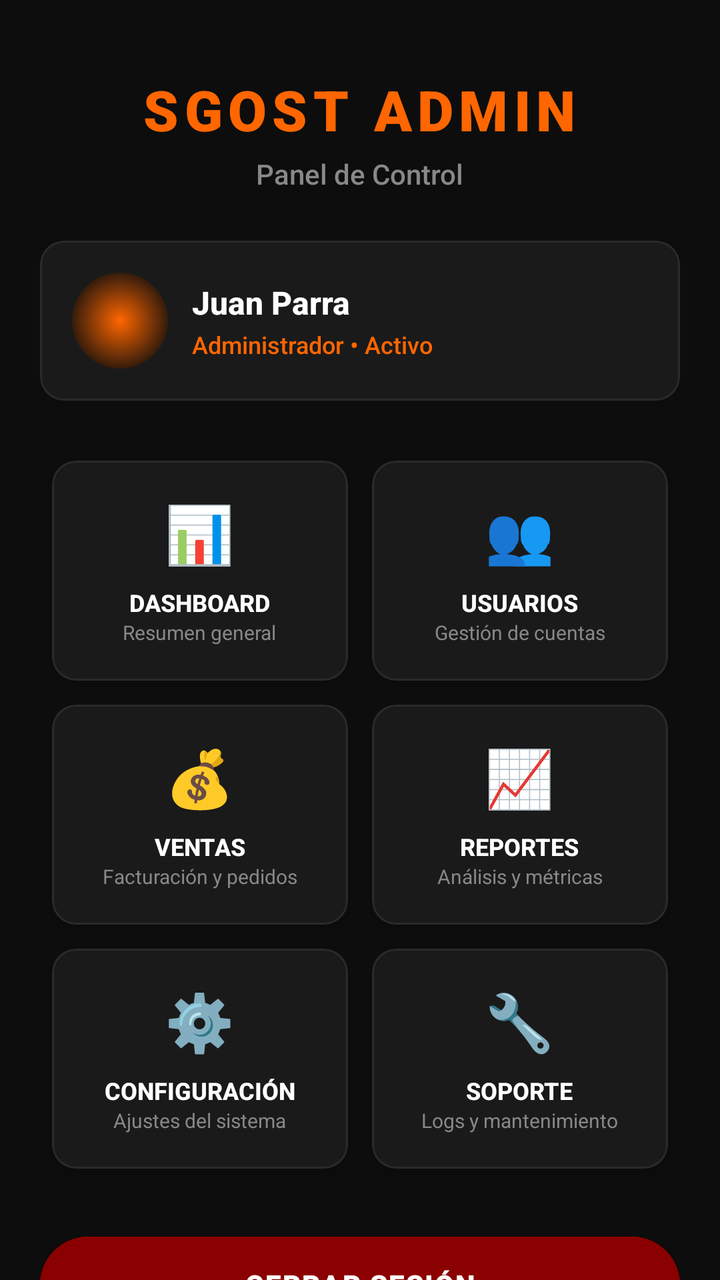
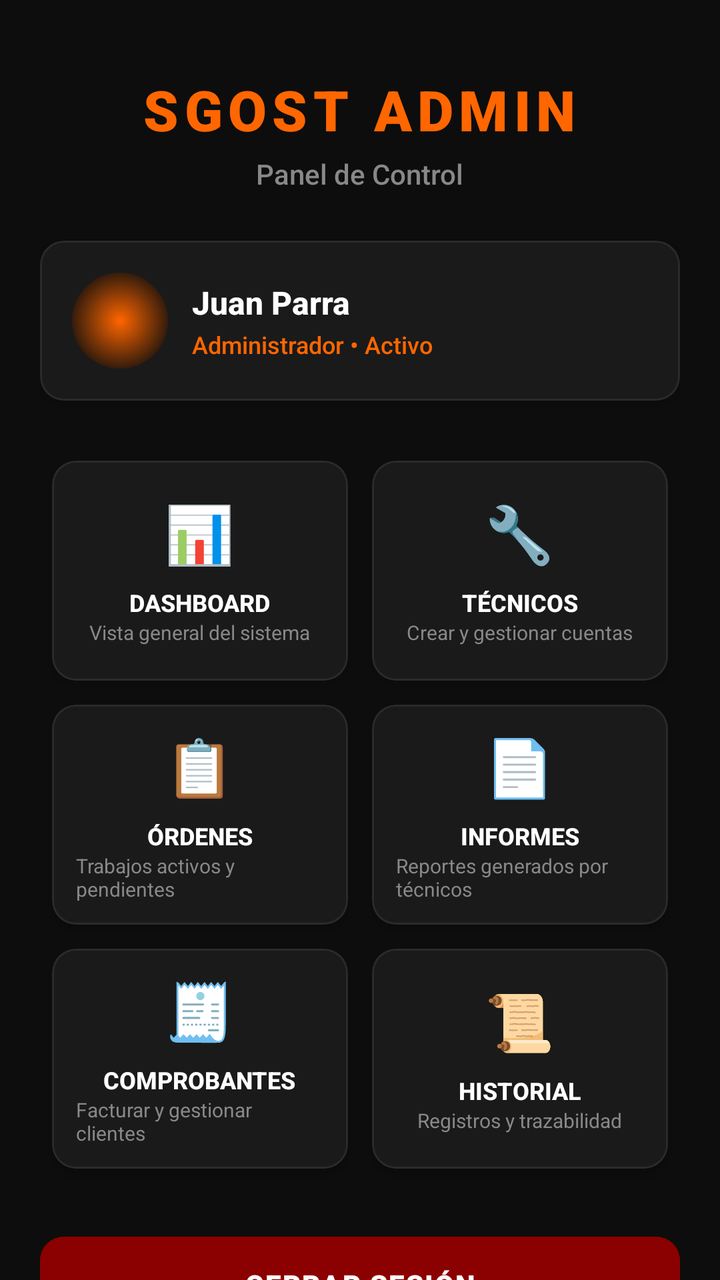

Compare the two renders of this Android layout. The source of the first and the diff that turns it into the second are given below.
<!-- AndroidManifest.xml: application theme Theme.sgost -->
<!-- res/layout/activity_main.xml -->
<?xml version="1.0" encoding="utf-8"?>
<androidx.core.widget.NestedScrollView
        xmlns:android="http://schemas.android.com/apk/res/android"
        xmlns:app="http://schemas.android.com/apk/res-auto"
        xmlns:tools="http://schemas.android.com/tools"
        android:layout_width="match_parent"
        android:layout_height="match_parent"
        android:background="#0D0D0D"
        android:fillViewport="true"
        tools:context="com.example.sgost.MainActivity">

    <LinearLayout
            android:layout_width="match_parent"
            android:layout_height="wrap_content"
            android:orientation="vertical"
            android:padding="20dp"
            android:gravity="center_horizontal">

        
        <TextView
                android:layout_width="wrap_content"
                android:layout_height="wrap_content"
                android:text="SGOST ADMIN"
                android:textSize="28sp"
                android:textStyle="bold"
                android:textColor="#FF6600"
                android:letterSpacing="0.1"
                android:fontFamily="sans-serif-black"
                android:layout_marginTop="16dp"
                android:layout_marginBottom="4dp"/>

        <TextView
                android:layout_width="wrap_content"
                android:layout_height="wrap_content"
                android:text="Panel de Control"
                android:textSize="14sp"
                android:textColor="#888888"
                android:fontFamily="sans-serif-medium"
                android:layout_marginBottom="24dp"/>

        
        <com.google.android.material.card.MaterialCardView
                android:layout_width="match_parent"
                android:layout_height="wrap_content"
                android:layout_marginBottom="24dp"
                app:cardBackgroundColor="#1A1A1A"
                app:cardCornerRadius="12dp"
                app:cardElevation="4dp"
                app:strokeColor="#2A2A2A"
                app:strokeWidth="1dp">

            <LinearLayout
                    android:layout_width="match_parent"
                    android:layout_height="wrap_content"
                    android:orientation="horizontal"
                    android:padding="16dp"
                    android:gravity="center_vertical">

                <View
                        android:layout_width="48dp"
                        android:layout_height="48dp"
                        android:background="@drawable/bg_circle_orange_glow"
                        android:layout_marginEnd="12dp"/>

                <LinearLayout
                        android:layout_width="0dp"
                        android:layout_height="wrap_content"
                        android:layout_weight="1"
                        android:orientation="vertical">

                    <TextView
                            android:id="@+id/tvAdminName"
                            android:layout_width="wrap_content"
                            android:layout_height="wrap_content"
                            android:text="Juan Parra"
                            android:textColor="#FFFFFF"
                            android:textSize="16sp"
                            android:textStyle="bold"
                            android:fontFamily="sans-serif-medium"/>

                    <TextView
                            android:layout_width="wrap_content"
                            android:layout_height="wrap_content"
                            android:text="Administrador • Activo"
                            android:textColor="#FF6600"
                            android:textSize="12sp"
                            android:fontFamily="sans-serif-medium"
                            android:layout_marginTop="2dp"/>
                </LinearLayout>
            </LinearLayout>
        </com.google.android.material.card.MaterialCardView>

        
        <GridLayout
                android:layout_width="match_parent"
                android:layout_height="wrap_content"
                android:columnCount="2"
                android:rowCount="3"
                android:alignmentMode="alignMargins"
                android:columnOrderPreserved="false"
                android:layout_marginBottom="24dp">

            
            <com.google.android.material.card.MaterialCardView
                    android:id="@+id/cardDashboard"
                    android:layout_width="0dp"
                    android:layout_height="110dp"
                    android:layout_columnWeight="1"
                    android:layout_rowWeight="1"
                    android:layout_margin="6dp"
                    android:foreground="?attr/selectableItemBackground"
                    app:cardBackgroundColor="#1A1A1A"
                    app:cardCornerRadius="12dp"
                    app:cardElevation="3dp"
                    app:strokeColor="#2A2A2A"
                    app:strokeWidth="1dp">

                <LinearLayout
                        android:layout_width="match_parent"
                        android:layout_height="match_parent"
                        android:orientation="vertical"
                        android:gravity="center"
                        android:padding="12dp">
                    <TextView android:layout_width="wrap_content" android:layout_height="wrap_content" android:text="📊" android:textSize="28sp" android:layout_marginBottom="8dp"/>
                    <TextView android:layout_width="wrap_content" android:layout_height="wrap_content" android:text="DASHBOARD" android:textColor="#FFFFFF" android:textSize="12sp" android:textStyle="bold" android:fontFamily="sans-serif-medium"/>
                    <TextView android:layout_width="wrap_content" android:layout_height="wrap_content" android:text="Resumen general" android:textColor="#888888" android:textSize="10sp"/>
                </LinearLayout>
            </com.google.android.material.card.MaterialCardView>

            
            <com.google.android.material.card.MaterialCardView
                    android:id="@+id/cardUsuarios"
                    android:layout_width="0dp"
                    android:layout_height="110dp"
                    android:layout_columnWeight="1"
                    android:layout_rowWeight="1"
                    android:layout_margin="6dp"
                    android:foreground="?attr/selectableItemBackground"
                    app:cardBackgroundColor="#1A1A1A"
                    app:cardCornerRadius="12dp"
                    app:cardElevation="3dp"
                    app:strokeColor="#2A2A2A"
                    app:strokeWidth="1dp">

                <LinearLayout
                        android:layout_width="match_parent"
                        android:layout_height="match_parent"
                        android:orientation="vertical"
                        android:gravity="center"
                        android:padding="12dp">
                    <TextView android:layout_width="wrap_content" android:layout_height="wrap_content" android:text="👥" android:textSize="28sp" android:layout_marginBottom="8dp"/>
                    <TextView android:layout_width="wrap_content" android:layout_height="wrap_content" android:text="USUARIOS" android:textColor="#FFFFFF" android:textSize="12sp" android:textStyle="bold" android:fontFamily="sans-serif-medium"/>
                    <TextView android:layout_width="wrap_content" android:layout_height="wrap_content" android:text="Gestión de cuentas" android:textColor="#888888" android:textSize="10sp"/>
                </LinearLayout>
            </com.google.android.material.card.MaterialCardView>

            
            <com.google.android.material.card.MaterialCardView
                    android:id="@+id/cardVentas"
                    android:layout_width="0dp"
                    android:layout_height="110dp"
                    android:layout_columnWeight="1"
                    android:layout_rowWeight="1"
                    android:layout_margin="6dp"
                    android:foreground="?attr/selectableItemBackground"
                    app:cardBackgroundColor="#1A1A1A"
                    app:cardCornerRadius="12dp"
                    app:cardElevation="3dp"
                    app:strokeColor="#2A2A2A"
                    app:strokeWidth="1dp">

                <LinearLayout
                        android:layout_width="match_parent"
                        android:layout_height="match_parent"
                        android:orientation="vertical"
                        android:gravity="center"
                        android:padding="12dp">
                    <TextView android:layout_width="wrap_content" android:layout_height="wrap_content" android:text="💰" android:textSize="28sp" android:layout_marginBottom="8dp"/>
                    <TextView android:layout_width="wrap_content" android:layout_height="wrap_content" android:text="VENTAS" android:textColor="#FFFFFF" android:textSize="12sp" android:textStyle="bold" android:fontFamily="sans-serif-medium"/>
                    <TextView android:layout_width="wrap_content" android:layout_height="wrap_content" android:text="Facturación y pedidos" android:textColor="#888888" android:textSize="10sp"/>
                </LinearLayout>
            </com.google.android.material.card.MaterialCardView>

            
            <com.google.android.material.card.MaterialCardView
                    android:id="@+id/cardReportes"
                    android:layout_width="0dp"
                    android:layout_height="110dp"
                    android:layout_columnWeight="1"
                    android:layout_rowWeight="1"
                    android:layout_margin="6dp"
                    android:foreground="?attr/selectableItemBackground"
                    app:cardBackgroundColor="#1A1A1A"
                    app:cardCornerRadius="12dp"
                    app:cardElevation="3dp"
                    app:strokeColor="#2A2A2A"
                    app:strokeWidth="1dp">

                <LinearLayout
                        android:layout_width="match_parent"
                        android:layout_height="match_parent"
                        android:orientation="vertical"
                        android:gravity="center"
                        android:padding="12dp">
                    <TextView android:layout_width="wrap_content" android:layout_height="wrap_content" android:text="📈" android:textSize="28sp" android:layout_marginBottom="8dp"/>
                    <TextView android:layout_width="wrap_content" android:layout_height="wrap_content" android:text="REPORTES" android:textColor="#FFFFFF" android:textSize="12sp" android:textStyle="bold" android:fontFamily="sans-serif-medium"/>
                    <TextView android:layout_width="wrap_content" android:layout_height="wrap_content" android:text="Análisis y métricas" android:textColor="#888888" android:textSize="10sp"/>
                </LinearLayout>
            </com.google.android.material.card.MaterialCardView>

            
            <com.google.android.material.card.MaterialCardView
                    android:id="@+id/cardConfig"
                    android:layout_width="0dp"
                    android:layout_height="110dp"
                    android:layout_columnWeight="1"
                    android:layout_rowWeight="1"
                    android:layout_margin="6dp"
                    android:foreground="?attr/selectableItemBackground"
                    app:cardBackgroundColor="#1A1A1A"
                    app:cardCornerRadius="12dp"
                    app:cardElevation="3dp"
                    app:strokeColor="#2A2A2A"
                    app:strokeWidth="1dp">

                <LinearLayout
                        android:layout_width="match_parent"
                        android:layout_height="match_parent"
                        android:orientation="vertical"
                        android:gravity="center"
                        android:padding="12dp">
                    <TextView android:layout_width="wrap_content" android:layout_height="wrap_content" android:text="⚙️" android:textSize="28sp" android:layout_marginBottom="8dp"/>
                    <TextView android:layout_width="wrap_content" android:layout_height="wrap_content" android:text="CONFIGURACIÓN" android:textColor="#FFFFFF" android:textSize="12sp" android:textStyle="bold" android:fontFamily="sans-serif-medium"/>
                    <TextView android:layout_width="wrap_content" android:layout_height="wrap_content" android:text="Ajustes del sistema" android:textColor="#888888" android:textSize="10sp"/>
                </LinearLayout>
            </com.google.android.material.card.MaterialCardView>

            
            <com.google.android.material.card.MaterialCardView
                    android:id="@+id/cardSoporte"
                    android:layout_width="0dp"
                    android:layout_height="110dp"
                    android:layout_columnWeight="1"
                    android:layout_rowWeight="1"
                    android:layout_margin="6dp"
                    android:foreground="?attr/selectableItemBackground"
                    app:cardBackgroundColor="#1A1A1A"
                    app:cardCornerRadius="12dp"
                    app:cardElevation="3dp"
                    app:strokeColor="#2A2A2A"
                    app:strokeWidth="1dp">

                <LinearLayout
                        android:layout_width="match_parent"
                        android:layout_height="match_parent"
                        android:orientation="vertical"
                        android:gravity="center"
                        android:padding="12dp">
                    <TextView android:layout_width="wrap_content" android:layout_height="wrap_content" android:text="🔧" android:textSize="28sp" android:layout_marginBottom="8dp"/>
                    <TextView android:layout_width="wrap_content" android:layout_height="wrap_content" android:text="SOPORTE" android:textColor="#FFFFFF" android:textSize="12sp" android:textStyle="bold" android:fontFamily="sans-serif-medium"/>
                    <TextView android:layout_width="wrap_content" android:layout_height="wrap_content" android:text="Logs y mantenimiento" android:textColor="#888888" android:textSize="10sp"/>
                </LinearLayout>
            </com.google.android.material.card.MaterialCardView>

        </GridLayout>

        
        <Button
                android:id="@+id/btnLogout"
                android:layout_width="match_parent"
                android:layout_height="56dp"
                android:text="CERRAR SESIÓN"
                android:textColor="#FFFFFF"
                android:textSize="14sp"
                android:textStyle="bold"
                android:letterSpacing="0.05"
                android:fontFamily="sans-serif-black"
                android:backgroundTint="#8B0000"
                android:stateListAnimator="@null"
                android:elevation="4dp"
                android:layout_marginBottom="24dp"/>

        
        <View
                android:layout_width="60dp"
                android:layout_height="3dp"
                android:background="@drawable/bg_gradient_line"
                android:layout_marginBottom="8dp"/>

        <TextView
                android:layout_width="wrap_content"
                android:layout_height="wrap_content"
                android:text="READY TO RACE • ADMIN PANEL"
                android:textSize="10sp"
                android:textColor="#FF6600"
                android:textStyle="bold"
                android:letterSpacing="0.2"
                android:fontFamily="sans-serif-medium"
                android:layout_marginBottom="24dp"/>

    </LinearLayout>
</androidx.core.widget.NestedScrollView>
<!-- resources referenced by this layout -->
<resources>
  <!-- drawable bg_circle_orange_glow (drawable) -->
  <?xml version="1.0" encoding="utf-8"?>
  <shape xmlns:android="http://schemas.android.com/apk/res/android"
         android:shape="oval">
      <gradient
              android:type="radial"
              android:centerX="0.5"
              android:centerY="0.5"
              android:gradientRadius="60%p"
              android:startColor="#FF6600"
              android:endColor="#0D0D0D"
              android:useLevel="false"/>
      <size android:width="120dp" android:height="120dp"/>
  </shape>
  <!-- drawable bg_gradient_line (drawable) -->
  <?xml version="1.0" encoding="utf-8"?>
  <shape xmlns:android="http://schemas.android.com/apk/res/android"
         android:shape="rectangle">
      <gradient android:angle="0" android:startColor="#FF6600" android:centerColor="#FF8833" android:endColor="#FF6600"/>
      <corners android:radius="2dp"/>
  </shape>
  <style name="Theme.sgost" parent="Base.Theme.sgost" />
  <style name="Base.Theme.sgost" parent="Theme.Material3.DayNight.NoActionBar">
          
          
      </style>
</resources>

<!-- the commit's change to res/layout/activity_main.xml (unified diff, before → after) -->
@@ -123,121 +123,13 @@
                         android:padding="12dp">
                     <TextView android:layout_width="wrap_content" android:layout_height="wrap_content" android:text="📊" android:textSize="28sp" android:layout_marginBottom="8dp"/>
                     <TextView android:layout_width="wrap_content" android:layout_height="wrap_content" android:text="DASHBOARD" android:textColor="#FFFFFF" android:textSize="12sp" android:textStyle="bold" android:fontFamily="sans-serif-medium"/>
-                    <TextView android:layout_width="wrap_content" android:layout_height="wrap_content" android:text="Resumen general" android:textColor="#888888" android:textSize="10sp"/>
-                </LinearLayout>
-            </com.google.android.material.card.MaterialCardView>
-
-            
-            <com.google.android.material.card.MaterialCardView
-                    android:id="@+id/cardUsuarios"
-                    android:layout_width="0dp"
-                    android:layout_height="110dp"
-                    android:layout_columnWeight="1"
-                    android:layout_rowWeight="1"
-                    android:layout_margin="6dp"
-                    android:foreground="?attr/selectableItemBackground"
-                    app:cardBackgroundColor="#1A1A1A"
-                    app:cardCornerRadius="12dp"
-                    app:cardElevation="3dp"
-                    app:strokeColor="#2A2A2A"
-                    app:strokeWidth="1dp">
-
-                <LinearLayout
-                        android:layout_width="match_parent"
-                        android:layout_height="match_parent"
-                        android:orientation="vertical"
-                        android:gravity="center"
-                        android:padding="12dp">
-                    <TextView android:layout_width="wrap_content" android:layout_height="wrap_content" android:text="👥" android:textSize="28sp" android:layout_marginBottom="8dp"/>
-                    <TextView android:layout_width="wrap_content" android:layout_height="wrap_content" android:text="USUARIOS" android:textColor="#FFFFFF" android:textSize="12sp" android:textStyle="bold" android:fontFamily="sans-serif-medium"/>
-                    <TextView android:layout_width="wrap_content" android:layout_height="wrap_content" android:text="Gestión de cuentas" android:textColor="#888888" android:textSize="10sp"/>
-                </LinearLayout>
-            </com.google.android.material.card.MaterialCardView>
-
-            
-            <com.google.android.material.card.MaterialCardView
-                    android:id="@+id/cardVentas"
-                    android:layout_width="0dp"
-                    android:layout_height="110dp"
-                    android:layout_columnWeight="1"
-                    android:layout_rowWeight="1"
-                    android:layout_margin="6dp"
-                    android:foreground="?attr/selectableItemBackground"
-                    app:cardBackgroundColor="#1A1A1A"
-                    app:cardCornerRadius="12dp"
-                    app:cardElevation="3dp"
-                    app:strokeColor="#2A2A2A"
-                    app:strokeWidth="1dp">
-
-                <LinearLayout
-                        android:layout_width="match_parent"
-                        android:layout_height="match_parent"
-                        android:orientation="vertical"
-                        android:gravity="center"
-                        android:padding="12dp">
-                    <TextView android:layout_width="wrap_content" android:layout_height="wrap_content" android:text="💰" android:textSize="28sp" android:layout_marginBottom="8dp"/>
-                    <TextView android:layout_width="wrap_content" android:layout_height="wrap_content" android:text="VENTAS" android:textColor="#FFFFFF" android:textSize="12sp" android:textStyle="bold" android:fontFamily="sans-serif-medium"/>
-                    <TextView android:layout_width="wrap_content" android:layout_height="wrap_content" android:text="Facturación y pedidos" android:textColor="#888888" android:textSize="10sp"/>
-                </LinearLayout>
-            </com.google.android.material.card.MaterialCardView>
-
-            
-            <com.google.android.material.card.MaterialCardView
-                    android:id="@+id/cardReportes"
-                    android:layout_width="0dp"
-                    android:layout_height="110dp"
-                    android:layout_columnWeight="1"
-                    android:layout_rowWeight="1"
-                    android:layout_margin="6dp"
-                    android:foreground="?attr/selectableItemBackground"
-                    app:cardBackgroundColor="#1A1A1A"
-                    app:cardCornerRadius="12dp"
-                    app:cardElevation="3dp"
-                    app:strokeColor="#2A2A2A"
-                    app:strokeWidth="1dp">
-
-                <LinearLayout
-                        android:layout_width="match_parent"
-                        android:layout_height="match_parent"
-                        android:orientation="vertical"
-                        android:gravity="center"
-                        android:padding="12dp">
-                    <TextView android:layout_width="wrap_content" android:layout_height="wrap_content" android:text="📈" android:textSize="28sp" android:layout_marginBottom="8dp"/>
-                    <TextView android:layout_width="wrap_content" android:layout_height="wrap_content" android:text="REPORTES" android:textColor="#FFFFFF" android:textSize="12sp" android:textStyle="bold" android:fontFamily="sans-serif-medium"/>
-                    <TextView android:layout_width="wrap_content" android:layout_height="wrap_content" android:text="Análisis y métricas" android:textColor="#888888" android:textSize="10sp"/>
-                </LinearLayout>
-            </com.google.android.material.card.MaterialCardView>
-
-            
-            <com.google.android.material.card.MaterialCardView
-                    android:id="@+id/cardConfig"
-                    android:layout_width="0dp"
-                    android:layout_height="110dp"
-                    android:layout_columnWeight="1"
-                    android:layout_rowWeight="1"
-                    android:layout_margin="6dp"
-                    android:foreground="?attr/selectableItemBackground"
-                    app:cardBackgroundColor="#1A1A1A"
-                    app:cardCornerRadius="12dp"
-                    app:cardElevation="3dp"
-                    app:strokeColor="#2A2A2A"
-                    app:strokeWidth="1dp">
-
-                <LinearLayout
-                        android:layout_width="match_parent"
-                        android:layout_height="match_parent"
-                        android:orientation="vertical"
-                        android:gravity="center"
-                        android:padding="12dp">
-                    <TextView android:layout_width="wrap_content" android:layout_height="wrap_content" android:text="⚙️" android:textSize="28sp" android:layout_marginBottom="8dp"/>
-                    <TextView android:layout_width="wrap_content" android:layout_height="wrap_content" android:text="CONFIGURACIÓN" android:textColor="#FFFFFF" android:textSize="12sp" android:textStyle="bold" android:fontFamily="sans-serif-medium"/>
-                    <TextView android:layout_width="wrap_content" android:layout_height="wrap_content" android:text="Ajustes del sistema" android:textColor="#888888" android:textSize="10sp"/>
-                </LinearLayout>
-            </com.google.android.material.card.MaterialCardView>
-
-            
-            <com.google.android.material.card.MaterialCardView
-                    android:id="@+id/cardSoporte"
+                    <TextView android:layout_width="wrap_content" android:layout_height="wrap_content" android:text="Vista general del sistema" android:textColor="#888888" android:textSize="10sp"/>
+                </LinearLayout>
+            </com.google.android.material.card.MaterialCardView>
+
+            
+            <com.google.android.material.card.MaterialCardView
+                    android:id="@+id/cardTecnicos"
                     android:layout_width="0dp"
                     android:layout_height="110dp"
                     android:layout_columnWeight="1"
@@ -257,15 +149,123 @@
                         android:gravity="center"
                         android:padding="12dp">
                     <TextView android:layout_width="wrap_content" android:layout_height="wrap_content" android:text="🔧" android:textSize="28sp" android:layout_marginBottom="8dp"/>
-                    <TextView android:layout_width="wrap_content" android:layout_height="wrap_content" android:text="SOPORTE" android:textColor="#FFFFFF" android:textSize="12sp" android:textStyle="bold" android:fontFamily="sans-serif-medium"/>
-                    <TextView android:layout_width="wrap_content" android:layout_height="wrap_content" android:text="Logs y mantenimiento" android:textColor="#888888" android:textSize="10sp"/>
+                    <TextView android:layout_width="wrap_content" android:layout_height="wrap_content" android:text="TÉCNICOS" android:textColor="#FFFFFF" android:textSize="12sp" android:textStyle="bold" android:fontFamily="sans-serif-medium"/>
+                    <TextView android:layout_width="wrap_content" android:layout_height="wrap_content" android:text="Crear y gestionar cuentas" android:textColor="#888888" android:textSize="10sp"/>
+                </LinearLayout>
+            </com.google.android.material.card.MaterialCardView>
+
+            
+            <com.google.android.material.card.MaterialCardView
+                    android:id="@+id/cardOrdenes"
+                    android:layout_width="0dp"
+                    android:layout_height="110dp"
+                    android:layout_columnWeight="1"
+                    android:layout_rowWeight="1"
+                    android:layout_margin="6dp"
+                    android:foreground="?attr/selectableItemBackground"
+                    app:cardBackgroundColor="#1A1A1A"
+                    app:cardCornerRadius="12dp"
+                    app:cardElevation="3dp"
+                    app:strokeColor="#2A2A2A"
+                    app:strokeWidth="1dp">
+
+                <LinearLayout
+                        android:layout_width="match_parent"
+                        android:layout_height="match_parent"
+                        android:orientation="vertical"
+                        android:gravity="center"
+                        android:padding="12dp">
+                    <TextView android:layout_width="wrap_content" android:layout_height="wrap_content" android:text="📋" android:textSize="28sp" android:layout_marginBottom="8dp"/>
+                    <TextView android:layout_width="wrap_content" android:layout_height="wrap_content" android:text="ÓRDENES" android:textColor="#FFFFFF" android:textSize="12sp" android:textStyle="bold" android:fontFamily="sans-serif-medium"/>
+                    <TextView android:layout_width="wrap_content" android:layout_height="wrap_content" android:text="Trabajos activos y pendientes" android:textColor="#888888" android:textSize="10sp"/>
+                </LinearLayout>
+            </com.google.android.material.card.MaterialCardView>
+
+            
+            <com.google.android.material.card.MaterialCardView
+                    android:id="@+id/cardInformes"
+                    android:layout_width="0dp"
+                    android:layout_height="110dp"
+                    android:layout_columnWeight="1"
+                    android:layout_rowWeight="1"
+                    android:layout_margin="6dp"
+                    android:foreground="?attr/selectableItemBackground"
+                    app:cardBackgroundColor="#1A1A1A"
+                    app:cardCornerRadius="12dp"
+                    app:cardElevation="3dp"
+                    app:strokeColor="#2A2A2A"
+                    app:strokeWidth="1dp">
+
+                <LinearLayout
+                        android:layout_width="match_parent"
+                        android:layout_height="match_parent"
+                        android:orientation="vertical"
+                        android:gravity="center"
+                        android:padding="12dp">
+                    <TextView android:layout_width="wrap_content" android:layout_height="wrap_content" android:text="📄" android:textSize="28sp" android:layout_marginBottom="8dp"/>
+                    <TextView android:layout_width="wrap_content" android:layout_height="wrap_content" android:text="INFORMES" android:textColor="#FFFFFF" android:textSize="12sp" android:textStyle="bold" android:fontFamily="sans-serif-medium"/>
+                    <TextView android:layout_width="wrap_content" android:layout_height="wrap_content" android:text="Reportes generados por técnicos" android:textColor="#888888" android:textSize="10sp"/>
+                </LinearLayout>
+            </com.google.android.material.card.MaterialCardView>
+
+            
+            <com.google.android.material.card.MaterialCardView
+                    android:id="@+id/cardComprobantes"
+                    android:layout_width="0dp"
+                    android:layout_height="110dp"
+                    android:layout_columnWeight="1"
+                    android:layout_rowWeight="1"
+                    android:layout_margin="6dp"
+                    android:foreground="?attr/selectableItemBackground"
+                    app:cardBackgroundColor="#1A1A1A"
+                    app:cardCornerRadius="12dp"
+                    app:cardElevation="3dp"
+                    app:strokeColor="#2A2A2A"
+                    app:strokeWidth="1dp">
+
+                <LinearLayout
+                        android:layout_width="match_parent"
+                        android:layout_height="match_parent"
+                        android:orientation="vertical"
+                        android:gravity="center"
+                        android:padding="12dp">
+                    <TextView android:layout_width="wrap_content" android:layout_height="wrap_content" android:text="🧾" android:textSize="28sp" android:layout_marginBottom="8dp"/>
+                    <TextView android:layout_width="wrap_content" android:layout_height="wrap_content" android:text="COMPROBANTES" android:textColor="#FFFFFF" android:textSize="12sp" android:textStyle="bold" android:fontFamily="sans-serif-medium"/>
+                    <TextView android:layout_width="wrap_content" android:layout_height="wrap_content" android:text="Facturar y gestionar clientes" android:textColor="#888888" android:textSize="10sp"/>
+                </LinearLayout>
+            </com.google.android.material.card.MaterialCardView>
+
+            
+            <com.google.android.material.card.MaterialCardView
+                    android:id="@+id/cardHistorial"
+                    android:layout_width="0dp"
+                    android:layout_height="110dp"
+                    android:layout_columnWeight="1"
+                    android:layout_rowWeight="1"
+                    android:layout_margin="6dp"
+                    android:foreground="?attr/selectableItemBackground"
+                    app:cardBackgroundColor="#1A1A1A"
+                    app:cardCornerRadius="12dp"
+                    app:cardElevation="3dp"
+                    app:strokeColor="#2A2A2A"
+                    app:strokeWidth="1dp">
+
+                <LinearLayout
+                        android:layout_width="match_parent"
+                        android:layout_height="match_parent"
+                        android:orientation="vertical"
+                        android:gravity="center"
+                        android:padding="12dp">
+                    <TextView android:layout_width="wrap_content" android:layout_height="wrap_content" android:text="📜" android:textSize="28sp" android:layout_marginBottom="8dp"/>
+                    <TextView android:layout_width="wrap_content" android:layout_height="wrap_content" android:text="HISTORIAL" android:textColor="#FFFFFF" android:textSize="12sp" android:textStyle="bold" android:fontFamily="sans-serif-medium"/>
+                    <TextView android:layout_width="wrap_content" android:layout_height="wrap_content" android:text="Registros y trazabilidad" android:textColor="#888888" android:textSize="10sp"/>
                 </LinearLayout>
             </com.google.android.material.card.MaterialCardView>
 
         </GridLayout>
 
         
-        <Button
+        <com.google.android.material.button.MaterialButton
                 android:id="@+id/btnLogout"
                 android:layout_width="match_parent"
                 android:layout_height="56dp"
@@ -278,6 +278,7 @@
                 android:backgroundTint="#8B0000"
                 android:stateListAnimator="@null"
                 android:elevation="4dp"
+                app:cornerRadius="12dp"
                 android:layout_marginBottom="24dp"/>
 
         
@@ -290,7 +291,7 @@
         <TextView
                 android:layout_width="wrap_content"
                 android:layout_height="wrap_content"
-                android:text="READY TO RACE • ADMIN PANEL"
+                android:text="SGOST • ADMIN PANEL"
                 android:textSize="10sp"
                 android:textColor="#FF6600"
                 android:textStyle="bold"
